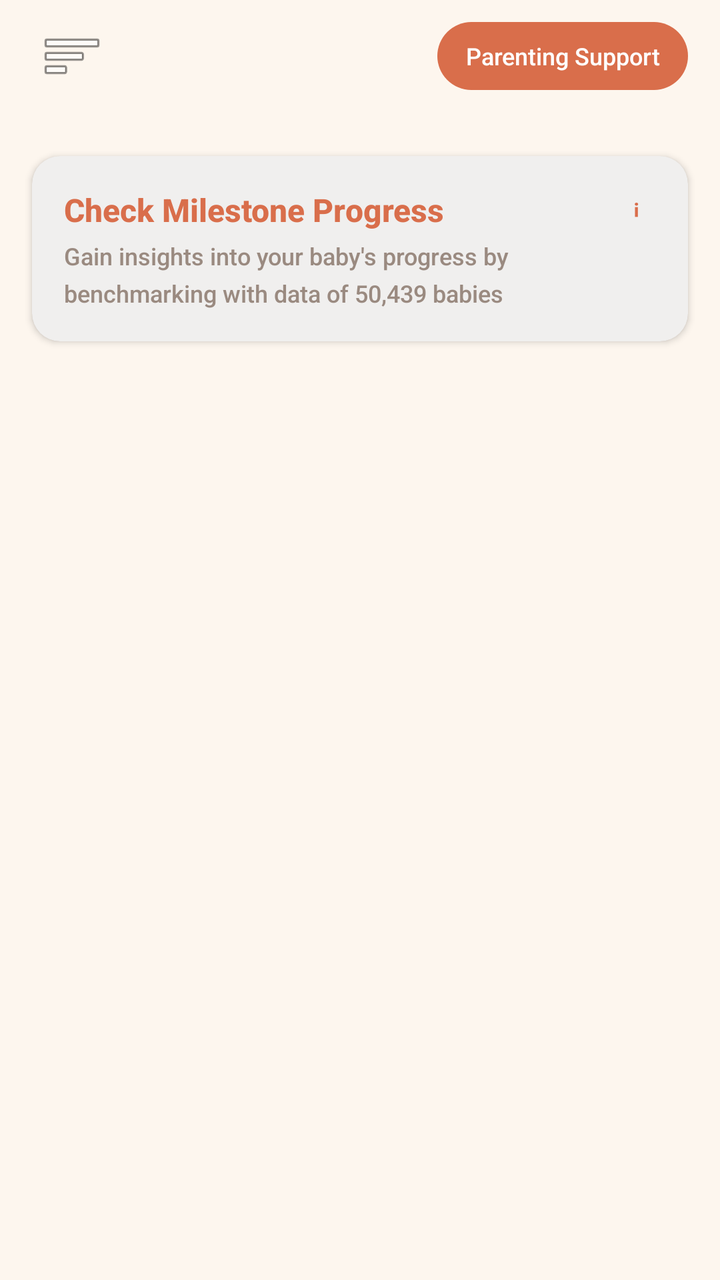
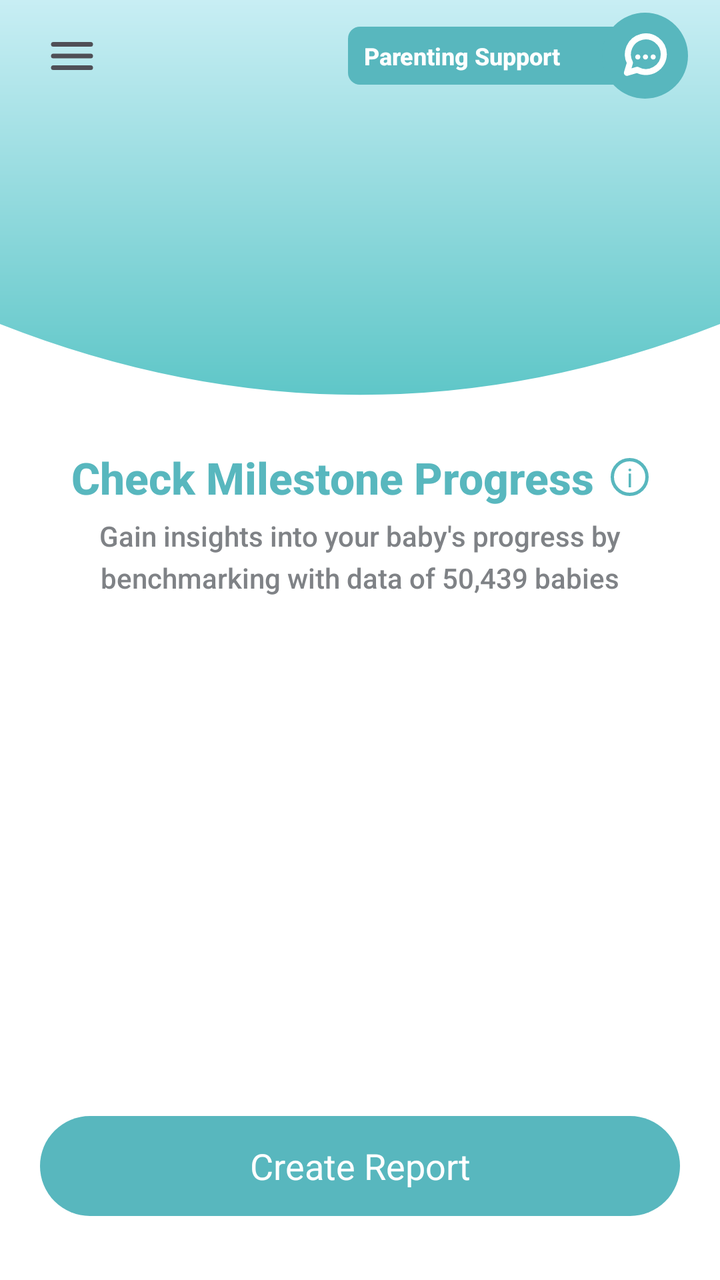

Before-and-after screenshots of an Android layout around one commit, followed by the original layout XML and the change that was made.
<!-- AndroidManifest.xml: application theme Theme.TalentBaby -->
<!-- res/layout/fragment_milestones.xml -->
<?xml version="1.0" encoding="utf-8"?>
<androidx.coordinatorlayout.widget.CoordinatorLayout
    xmlns:android="http://schemas.android.com/apk/res/android"
    xmlns:app="http://schemas.android.com/apk/res-auto"
    android:layout_width="match_parent"
    android:layout_height="match_parent"
    android:background="@color/background">

    
    <com.google.android.material.appbar.AppBarLayout
        android:layout_width="match_parent"
        android:layout_height="wrap_content"
        android:background="@color/background"
        app:elevation="0dp">

        
        <LinearLayout
            android:layout_width="match_parent"
            android:layout_height="56dp"
            android:orientation="horizontal"
            android:gravity="center_vertical"
            android:paddingHorizontal="16dp">

            <ImageButton
                android:id="@+id/btnMenuMilestones"
                android:layout_width="40dp"
                android:layout_height="40dp"
                android:background="?attr/selectableItemBackgroundBorderless"
                android:src="@android:drawable/ic_menu_sort_by_size"
                android:contentDescription="Menu"
                android:padding="6dp" />

            <View android:layout_width="0dp" android:layout_height="1dp" android:layout_weight="1" />

            <TextView
                android:id="@+id/btnParentingSupportMs"
                android:layout_width="wrap_content"
                android:layout_height="34dp"
                android:text="@string/parenting_support"
                android:textSize="12sp"
                android:textColor="@color/white"
                android:background="@drawable/bg_teal_button"
                android:gravity="center"
                android:paddingHorizontal="14dp"
                android:clickable="true"
                android:focusable="true" />
        </LinearLayout>

        
        <HorizontalScrollView
            android:id="@+id/scrollMonthsMilestones"
            android:layout_width="match_parent"
            android:layout_height="wrap_content"
            android:scrollbars="none"
            android:paddingHorizontal="16dp"
            android:paddingBottom="10dp">

            <LinearLayout
                android:id="@+id/layoutMonthPillsMilestones"
                android:layout_width="wrap_content"
                android:layout_height="wrap_content"
                android:orientation="horizontal" />
        </HorizontalScrollView>

    </com.google.android.material.appbar.AppBarLayout>

    
    <androidx.core.widget.NestedScrollView
        android:layout_width="match_parent"
        android:layout_height="match_parent"
        app:layout_behavior="@string/appbar_scrolling_view_behavior"
        android:fillViewport="true">

        <LinearLayout
            android:layout_width="match_parent"
            android:layout_height="wrap_content"
            android:orientation="vertical"
            android:paddingBottom="24dp">

            
            <com.google.android.material.card.MaterialCardView
                android:layout_width="match_parent"
                android:layout_height="wrap_content"
                android:layout_marginHorizontal="16dp"
                android:layout_marginTop="12dp"
                android:layout_marginBottom="12dp"
                app:cardCornerRadius="14dp"
                app:cardElevation="2dp"
                app:cardBackgroundColor="@color/card_background">

                <LinearLayout
                    android:layout_width="match_parent"
                    android:layout_height="wrap_content"
                    android:orientation="vertical"
                    android:padding="16dp">

                    <LinearLayout
                        android:layout_width="match_parent"
                        android:layout_height="wrap_content"
                        android:orientation="horizontal"
                        android:gravity="center_vertical">

                        <TextView
                            android:layout_width="0dp"
                            android:layout_height="wrap_content"
                            android:layout_weight="1"
                            android:text="@string/check_milestone_progress"
                            android:textSize="16sp"
                            android:textStyle="bold"
                            android:textColor="@color/primary" />

                        <TextView
                            android:layout_width="20dp"
                            android:layout_height="20dp"
                            android:text="ℹ"
                            android:textSize="14sp"
                            android:textColor="@color/primary"
                            android:gravity="center" />
                    </LinearLayout>

                    <TextView
                        android:id="@+id/textMilestoneSubtitle"
                        android:layout_width="match_parent"
                        android:layout_height="wrap_content"
                        android:text="@string/milestone_progress_subtitle"
                        android:textSize="12sp"
                        android:textColor="@color/text_secondary"
                        android:layout_marginTop="4dp"
                        android:lineSpacingMultiplier="1.3" />
                </LinearLayout>
            </com.google.android.material.card.MaterialCardView>

            
            <ProgressBar
                android:id="@+id/progressBarMilestones"
                android:layout_width="wrap_content"
                android:layout_height="wrap_content"
                android:layout_gravity="center"
                android:indeterminateTint="@color/primary"
                android:paddingTop="16dp"
                android:visibility="gone" />

            
            <androidx.recyclerview.widget.RecyclerView
                android:id="@+id/recyclerMilestones"
                android:layout_width="match_parent"
                android:layout_height="wrap_content"
                android:nestedScrollingEnabled="false"
                android:clipToPadding="false" />

            
            <LinearLayout
                android:id="@+id/layoutMilestonesEmpty"
                android:layout_width="match_parent"
                android:layout_height="wrap_content"
                android:orientation="vertical"
                android:gravity="center"
                android:padding="40dp"
                android:visibility="gone">

                <TextView
                    android:layout_width="wrap_content"
                    android:layout_height="wrap_content"
                    android:text="⭐"
                    android:textSize="40sp" />

                <TextView
                    android:layout_width="wrap_content"
                    android:layout_height="wrap_content"
                    android:text="@string/no_milestones"
                    android:textSize="16sp"
                    android:textColor="@color/text_secondary"
                    android:layout_marginTop="12dp" />
            </LinearLayout>

        </LinearLayout>
    </androidx.core.widget.NestedScrollView>

</androidx.coordinatorlayout.widget.CoordinatorLayout>
<!-- resources referenced by this layout -->
<resources>
  <color name="card_background">#FFFFFFFF</color>
  <color name="text_secondary">#FF9A8A80</color>
  <!-- drawable bg_teal_button (drawable) -->
  <?xml version="1.0" encoding="utf-8"?>
  <shape xmlns:android="http://schemas.android.com/apk/res/android"
      android:shape="rectangle">
      <solid android:color="@color/primary" />
      <corners android:radius="20dp" />
  </shape>
  <style name="Theme.TalentBaby" parent="Theme.MaterialComponents.DayNight.NoActionBar">
          
          <item name="colorPrimary">@color/primary</item>
          <item name="colorPrimaryVariant">@color/primary_dark</item>
          <item name="colorOnPrimary">@color/white</item>
          
          <item name="colorSecondary">@color/secondary</item>
          <item name="colorSecondaryVariant">@color/secondary_dark</item>
          <item name="colorOnSecondary">@color/white</item>
          
          <item name="colorSurface">@color/surface</item>
          <item name="colorOnSurface">@color/text_primary</item>
          <item name="android:colorBackground">@color/background</item>
          <item name="android:windowBackground">@color/background</item>
          
          <item name="android:statusBarColor">@color/background</item>
          <item name="android:windowLightStatusBar">true</item>
          
          <item name="elevationOverlayEnabled">true</item>
          
          <item name="android:fontFamily">sans-serif-medium</item>
      </style>
  <!-- unchanged entries left out for length: 12 -->
</resources>

<!-- the commit's change to res/layout/fragment_milestones.xml (unified diff, before → after) -->
@@ -1,154 +1,97 @@
 <?xml version="1.0" encoding="utf-8"?>
-<androidx.coordinatorlayout.widget.CoordinatorLayout
+<FrameLayout
     xmlns:android="http://schemas.android.com/apk/res/android"
     xmlns:app="http://schemas.android.com/apk/res-auto"
     android:layout_width="match_parent"
     android:layout_height="match_parent"
-    android:background="@color/background">
-
-    
-    <com.google.android.material.appbar.AppBarLayout
-        android:layout_width="match_parent"
-        android:layout_height="wrap_content"
-        android:background="@color/background"
-        app:elevation="0dp">
-
-        
-        <LinearLayout
-            android:layout_width="match_parent"
-            android:layout_height="56dp"
-            android:orientation="horizontal"
-            android:gravity="center_vertical"
-            android:paddingHorizontal="16dp">
-
-            <ImageButton
-                android:id="@+id/btnMenuMilestones"
-                android:layout_width="40dp"
-                android:layout_height="40dp"
-                android:background="?attr/selectableItemBackgroundBorderless"
-                android:src="@android:drawable/ic_menu_sort_by_size"
-                android:contentDescription="Menu"
-                android:padding="6dp" />
-
-            <View android:layout_width="0dp" android:layout_height="1dp" android:layout_weight="1" />
-
-            <TextView
-                android:id="@+id/btnParentingSupportMs"
-                android:layout_width="wrap_content"
-                android:layout_height="34dp"
-                android:text="@string/parenting_support"
-                android:textSize="12sp"
-                android:textColor="@color/white"
-                android:background="@drawable/bg_teal_button"
-                android:gravity="center"
-                android:paddingHorizontal="14dp"
-                android:clickable="true"
-                android:focusable="true" />
-        </LinearLayout>
-
-        
-        <HorizontalScrollView
-            android:id="@+id/scrollMonthsMilestones"
-            android:layout_width="match_parent"
-            android:layout_height="wrap_content"
-            android:scrollbars="none"
-            android:paddingHorizontal="16dp"
-            android:paddingBottom="10dp">
-
-            <LinearLayout
-                android:id="@+id/layoutMonthPillsMilestones"
-                android:layout_width="wrap_content"
-                android:layout_height="wrap_content"
-                android:orientation="horizontal" />
-        </HorizontalScrollView>
-
-    </com.google.android.material.appbar.AppBarLayout>
-
-    
+    android:background="@drawable/bg_home_header"
+    android:clipChildren="false">
+
     <androidx.core.widget.NestedScrollView
         android:layout_width="match_parent"
         android:layout_height="match_parent"
-        app:layout_behavior="@string/appbar_scrolling_view_behavior"
-        android:fillViewport="true">
+        android:background="@color/white"
+        android:fillViewport="true"
+        android:clipToPadding="false"
+        android:paddingTop="200dp"
+        android:overScrollMode="ifContentScrolls">
 
         <LinearLayout
             android:layout_width="match_parent"
-            android:layout_height="wrap_content"
+            android:layout_height="match_parent"
+            android:background="@color/white"
             android:orientation="vertical"
-            android:paddingBottom="24dp">
-
-            
-            <com.google.android.material.card.MaterialCardView
-                android:layout_width="match_parent"
-                android:layout_height="wrap_content"
-                android:layout_marginHorizontal="16dp"
-                android:layout_marginTop="12dp"
-                android:layout_marginBottom="12dp"
-                app:cardCornerRadius="14dp"
-                app:cardElevation="2dp"
-                app:cardBackgroundColor="@color/card_background">
+            android:paddingStart="18dp"
+            android:paddingEnd="18dp"
+            android:paddingBottom="32dp">
+
+            <LinearLayout
+                android:layout_width="match_parent"
+                android:layout_height="wrap_content"
+                android:orientation="vertical"
+                android:gravity="center"
+                android:paddingTop="24dp"
+                android:paddingBottom="8dp">
 
                 <LinearLayout
+                    android:layout_width="wrap_content"
+                    android:layout_height="wrap_content"
+                    android:gravity="center"
+                    android:orientation="horizontal">
+
+                    <TextView
+                        android:layout_width="wrap_content"
+                        android:layout_height="wrap_content"
+                        android:fontFamily="sans-serif-medium"
+                        android:gravity="center"
+                        android:text="@string/check_milestone_progress"
+                        android:textColor="@color/article_header"
+                        android:textSize="22sp"
+                        android:textStyle="bold" />
+
+                    <TextView
+                        android:id="@+id/textMilestoneInfo"
+                        android:layout_width="19dp"
+                        android:layout_height="19dp"
+                        android:layout_marginStart="8dp"
+                        android:background="@drawable/bg_info_circle_teal"
+                        android:fontFamily="sans-serif"
+                        android:gravity="center"
+                        android:text="i"
+                        android:textColor="@color/article_header"
+                        android:textSize="13sp" />
+                </LinearLayout>
+
+                <TextView
+                    android:id="@+id/textMilestoneSubtitle"
                     android:layout_width="match_parent"
                     android:layout_height="wrap_content"
-                    android:orientation="vertical"
-                    android:padding="16dp">
-
-                    <LinearLayout
-                        android:layout_width="match_parent"
-                        android:layout_height="wrap_content"
-                        android:orientation="horizontal"
-                        android:gravity="center_vertical">
-
-                        <TextView
-                            android:layout_width="0dp"
-                            android:layout_height="wrap_content"
-                            android:layout_weight="1"
-                            android:text="@string/check_milestone_progress"
-                            android:textSize="16sp"
-                            android:textStyle="bold"
-                            android:textColor="@color/primary" />
-
-                        <TextView
-                            android:layout_width="20dp"
-                            android:layout_height="20dp"
-                            android:text="ℹ"
-                            android:textSize="14sp"
-                            android:textColor="@color/primary"
-                            android:gravity="center" />
-                    </LinearLayout>
-
-                    <TextView
-                        android:id="@+id/textMilestoneSubtitle"
-                        android:layout_width="match_parent"
-                        android:layout_height="wrap_content"
-                        android:text="@string/milestone_progress_subtitle"
-                        android:textSize="12sp"
-                        android:textColor="@color/text_secondary"
-                        android:layout_marginTop="4dp"
-                        android:lineSpacingMultiplier="1.3" />
-                </LinearLayout>
-            </com.google.android.material.card.MaterialCardView>
-
-            
+                    android:text="@string/milestone_progress_subtitle"
+                    android:textSize="14sp"
+                    android:textColor="@color/home_text_muted"
+                    android:gravity="center"
+                    android:lineSpacingMultiplier="1.25"
+                    android:layout_marginTop="5dp" />
+            </LinearLayout>
+
             <ProgressBar
                 android:id="@+id/progressBarMilestones"
                 android:layout_width="wrap_content"
                 android:layout_height="wrap_content"
                 android:layout_gravity="center"
-                android:indeterminateTint="@color/primary"
+                android:indeterminateTint="@color/article_header"
                 android:paddingTop="16dp"
                 android:visibility="gone" />
 
-            
             <androidx.recyclerview.widget.RecyclerView
                 android:id="@+id/recyclerMilestones"
                 android:layout_width="match_parent"
                 android:layout_height="wrap_content"
+                android:background="@color/white"
                 android:nestedScrollingEnabled="false"
-                android:clipToPadding="false" />
-
-            
+                android:clipToPadding="false"
+                android:overScrollMode="never" />
+
             <LinearLayout
                 android:id="@+id/layoutMilestonesEmpty"
                 android:layout_width="match_parent"
@@ -156,24 +99,147 @@
                 android:orientation="vertical"
                 android:gravity="center"
                 android:padding="40dp"
-                android:visibility="gone">
+                    android:visibility="gone">
 
                 <TextView
                     android:layout_width="wrap_content"
                     android:layout_height="wrap_content"
-                    android:text="⭐"
-                    android:textSize="40sp" />
+                    android:text="*"
+                    android:textSize="40sp"
+                    android:textColor="@color/article_header" />
 
                 <TextView
                     android:layout_width="wrap_content"
                     android:layout_height="wrap_content"
                     android:text="@string/no_milestones"
                     android:textSize="16sp"
-                    android:textColor="@color/text_secondary"
+                    android:textColor="@color/home_text_muted"
                     android:layout_marginTop="12dp" />
             </LinearLayout>
 
+            <Space
+                android:layout_width="match_parent"
+                android:layout_height="0dp"
+                android:layout_weight="1" />
+
+            <TextView
+                android:id="@+id/btnCreateReport"
+                android:layout_width="match_parent"
+                android:layout_height="50dp"
+                android:layout_marginStart="2dp"
+                android:layout_marginEnd="2dp"
+                android:layout_marginTop="0dp"
+                android:background="@drawable/bg_teal_button_large"
+                android:fontFamily="sans-serif"
+                android:gravity="center"
+                android:text="@string/create_report"
+                android:textColor="@color/white"
+                android:textSize="18sp" />
         </LinearLayout>
     </androidx.core.widget.NestedScrollView>
 
-</androidx.coordinatorlayout.widget.CoordinatorLayout>
+    <com.google.android.material.appbar.AppBarLayout
+        android:id="@+id/appBarMilestones"
+        android:layout_width="match_parent"
+        android:layout_height="210dp"
+        android:background="@drawable/bg_home_header"
+        android:elevation="0dp"
+        android:stateListAnimator="@null"
+        android:translationZ="0dp"
+        app:elevation="0dp">
+
+        <FrameLayout
+            android:layout_width="match_parent"
+            android:layout_height="match_parent">
+
+            <FrameLayout
+                android:layout_width="match_parent"
+                android:layout_height="56dp"
+                android:layout_gravity="top"
+                android:paddingStart="16dp"
+                android:paddingEnd="16dp">
+
+                <ImageButton
+                    android:id="@+id/btnMenuMilestones"
+                    android:layout_width="40dp"
+                    android:layout_height="40dp"
+                    android:layout_gravity="start|center_vertical"
+                    android:background="?attr/selectableItemBackgroundBorderless"
+                    android:contentDescription="Menu"
+                    android:padding="6dp"
+                    android:scaleType="fitCenter"
+                    android:src="@drawable/ic_menu_hamburger"
+                    android:tint="@color/home_text_dark" />
+
+                <FrameLayout
+                    android:id="@+id/btnParentingSupportMs"
+                    android:layout_width="170dp"
+                    android:layout_height="46dp"
+                    android:layout_gravity="end|center_vertical"
+                    android:clickable="true"
+                    android:elevation="34dp"
+                    android:focusable="true">
+
+                    <TextView
+                        android:layout_width="145dp"
+                        android:layout_height="29dp"
+                        android:layout_gravity="start|center_vertical"
+                        android:background="@drawable/bg_support_label"
+                        android:ellipsize="end"
+                        android:gravity="center_vertical"
+                        android:maxLines="1"
+                        android:paddingStart="8dp"
+                        android:paddingEnd="30dp"
+                        android:text="@string/parenting_support"
+                        android:textColor="@color/white"
+                        android:textSize="12sp"
+                        android:textStyle="bold" />
+
+                    <FrameLayout
+                        android:layout_width="43dp"
+                        android:layout_height="43dp"
+                        android:layout_gravity="end|center_vertical"
+                        android:background="@drawable/circle_support_teal">
+
+                        <ImageView
+                            android:layout_width="28dp"
+                            android:layout_height="28dp"
+                            android:layout_gravity="center"
+                            android:contentDescription="@string/parenting_support"
+                            android:src="@drawable/ic_chat_white"
+                            android:tint="@color/white" />
+                    </FrameLayout>
+                </FrameLayout>
+            </FrameLayout>
+
+            <HorizontalScrollView
+                android:id="@+id/scrollMonthsMilestones"
+                android:layout_width="match_parent"
+                android:layout_height="58dp"
+                android:layout_gravity="top"
+                android:layout_marginTop="64dp"
+                android:clipToPadding="false"
+                android:fillViewport="true"
+                android:overScrollMode="never"
+                android:paddingStart="30dp"
+                android:paddingEnd="30dp"
+                android:scrollbars="none">
+
+                <LinearLayout
+                    android:id="@+id/layoutMonthPillsMilestones"
+                    android:layout_width="match_parent"
+                    android:layout_height="50dp"
+                    android:gravity="center_vertical"
+                    android:orientation="horizontal" />
+            </HorizontalScrollView>
+
+            <ImageView
+                android:layout_width="match_parent"
+                android:layout_height="48dp"
+                android:layout_gravity="bottom"
+                android:contentDescription=""
+                android:scaleType="fitXY"
+                android:src="@drawable/bg_activity_header_curve" />
+        </FrameLayout>
+    </com.google.android.material.appbar.AppBarLayout>
+</FrameLayout>
<!-- resource entries referenced after the edit -->
@@ -1,14 +1,99 @@
 <!-- resources referenced by this layout -->
 <resources>
-  <color name="card_background">#FFFFFFFF</color>
-  <color name="text_secondary">#FF9A8A80</color>
-  <!-- drawable bg_teal_button (drawable) -->
+  <color name="article_header">#FF58B7BE</color>
+  <color name="home_text_dark">#FF4F4F56</color>
+  <color name="home_text_muted">#FF7F8286</color>
+  <!-- drawable bg_activity_header_curve (drawable) -->
+  <?xml version="1.0" encoding="utf-8"?>
+  <vector xmlns:android="http://schemas.android.com/apk/res/android"
+      android:width="390dp"
+      android:height="42dp"
+      android:viewportWidth="390"
+      android:viewportHeight="42">
+      <path
+          android:fillColor="#FFFFFFFF"
+          android:pathData="M0,0 Q195,62 390,0 L390,42 L0,42 Z" />
+  </vector>
+  <!-- drawable bg_home_header (drawable) -->
   <?xml version="1.0" encoding="utf-8"?>
   <shape xmlns:android="http://schemas.android.com/apk/res/android"
       android:shape="rectangle">
-      <solid android:color="@color/primary" />
-      <corners android:radius="20dp" />
+      <gradient
+          android:type="linear"
+          android:angle="270"
+          android:startColor="@color/app_header_start"
+          android:endColor="@color/app_header_end" />
   </shape>
+  <!-- drawable bg_info_circle_teal (drawable) -->
+  <?xml version="1.0" encoding="utf-8"?>
+  <shape xmlns:android="http://schemas.android.com/apk/res/android"
+      android:shape="oval">
+      <solid android:color="@android:color/transparent" />
+      <stroke
+          android:width="1.5dp"
+          android:color="@color/article_header" />
+  </shape>
+  <!-- drawable bg_support_label (drawable) -->
+  <?xml version="1.0" encoding="utf-8"?>
+  <shape xmlns:android="http://schemas.android.com/apk/res/android">
+      <solid android:color="@color/home_teal" />
+      <corners android:radius="6dp" />
+  </shape>
+  <!-- drawable bg_teal_button_large (drawable) -->
+  <?xml version="1.0" encoding="utf-8"?>
+  <shape xmlns:android="http://schemas.android.com/apk/res/android"
+      android:shape="rectangle">
+      <solid android:color="@color/home_teal" />
+      <corners android:radius="28dp" />
+  </shape>
+  <!-- drawable circle_support_teal (drawable) -->
+  <?xml version="1.0" encoding="utf-8"?>
+  <shape xmlns:android="http://schemas.android.com/apk/res/android"
+      android:shape="oval">
+      <solid android:color="@color/home_teal" />
+  </shape>
+  <!-- drawable ic_chat_white (drawable) -->
+  <?xml version="1.0" encoding="utf-8"?>
+  <vector xmlns:android="http://schemas.android.com/apk/res/android"
+      android:width="31dp"
+      android:height="31dp"
+      android:viewportWidth="24"
+      android:viewportHeight="24">
+      <path
+          android:fillColor="@android:color/transparent"
+          android:strokeColor="#FFFFFF"
+          android:strokeWidth="2.6"
+          android:strokeLineCap="round"
+          android:strokeLineJoin="round"
+          android:pathData="M20.2,11.5A7.7,7.7 0,0 1,8.8 18.2L4.4,19.5l1.3,-4.3A7.7,7.7 0,1 1,20.2 11.5Z" />
+      <path
+          android:fillColor="#FFFFFFFF"
+          android:pathData="M9,11.6a1.1,1.1 0,1 0,0.1 0M12.3,11.6a1.1,1.1 0,1 0,0.1 0M15.6,11.6a1.1,1.1 0,1 0,0.1 0" />
+  </vector>
+  <!-- drawable ic_menu_hamburger (drawable) -->
+  <?xml version="1.0" encoding="utf-8"?>
+  <vector xmlns:android="http://schemas.android.com/apk/res/android"
+      android:width="24dp"
+      android:height="24dp"
+      android:viewportWidth="24"
+      android:viewportHeight="24">
+      <path
+          android:strokeColor="#2B1F1A"
+          android:strokeWidth="2"
+          android:strokeLineCap="round"
+          android:pathData="M4,7 L20,7" />
+      <path
+          android:strokeColor="#2B1F1A"
+          android:strokeWidth="2"
+          android:strokeLineCap="round"
+          android:pathData="M4,12 L20,12" />
+      <path
+          android:strokeColor="#2B1F1A"
+          android:strokeWidth="2"
+          android:strokeLineCap="round"
+          android:pathData="M4,17 L20,17" />
+  </vector>
+  <string name="create_report">Create Report</string>
   <style name="Theme.TalentBaby" parent="Theme.MaterialComponents.DayNight.NoActionBar">
           
           <item name="colorPrimary">@color/primary</item>
@@ -23,14 +108,34 @@
           <item name="colorOnSurface">@color/text_primary</item>
           <item name="android:colorBackground">@color/background</item>
           <item name="android:windowBackground">@color/background</item>
+          <item name="android:windowAnimationStyle">@style/Animation.TalentBaby.None</item>
+          <item name="android:forceDarkAllowed">false</item>
           
-          <item name="android:statusBarColor">@color/background</item>
-          <item name="android:windowLightStatusBar">true</item>
+          <item name="android:statusBarColor">@color/app_header_start</item>
+          <item name="android:navigationBarColor">@color/white</item>
+          <item name="android:windowLightStatusBar">false</item>
           
           <item name="elevationOverlayEnabled">true</item>
           
           <item name="android:fontFamily">sans-serif-medium</item>
       </style>
+  <color name="app_header_start">#FFC8EEF4</color>
+  <color name="app_header_end">#FF58C4C5</color>
+  <color name="home_teal">#FF58B7BE</color>
+  <style name="Animation.TalentBaby.None" parent="@android:style/Animation">
+          <item name="android:activityOpenEnterAnimation">@null</item>
+          <item name="android:activityOpenExitAnimation">@null</item>
+          <item name="android:activityCloseEnterAnimation">@null</item>
+          <item name="android:activityCloseExitAnimation">@null</item>
+          <item name="android:taskOpenEnterAnimation">@null</item>
+          <item name="android:taskOpenExitAnimation">@null</item>
+          <item name="android:taskCloseEnterAnimation">@null</item>
+          <item name="android:taskCloseExitAnimation">@null</item>
+          <item name="android:taskToFrontEnterAnimation">@null</item>
+          <item name="android:taskToFrontExitAnimation">@null</item>
+          <item name="android:taskToBackEnterAnimation">@null</item>
+          <item name="android:taskToBackExitAnimation">@null</item>
+      </style>
   <!-- unchanged entries left out for length: 12 -->
 </resources>
 
